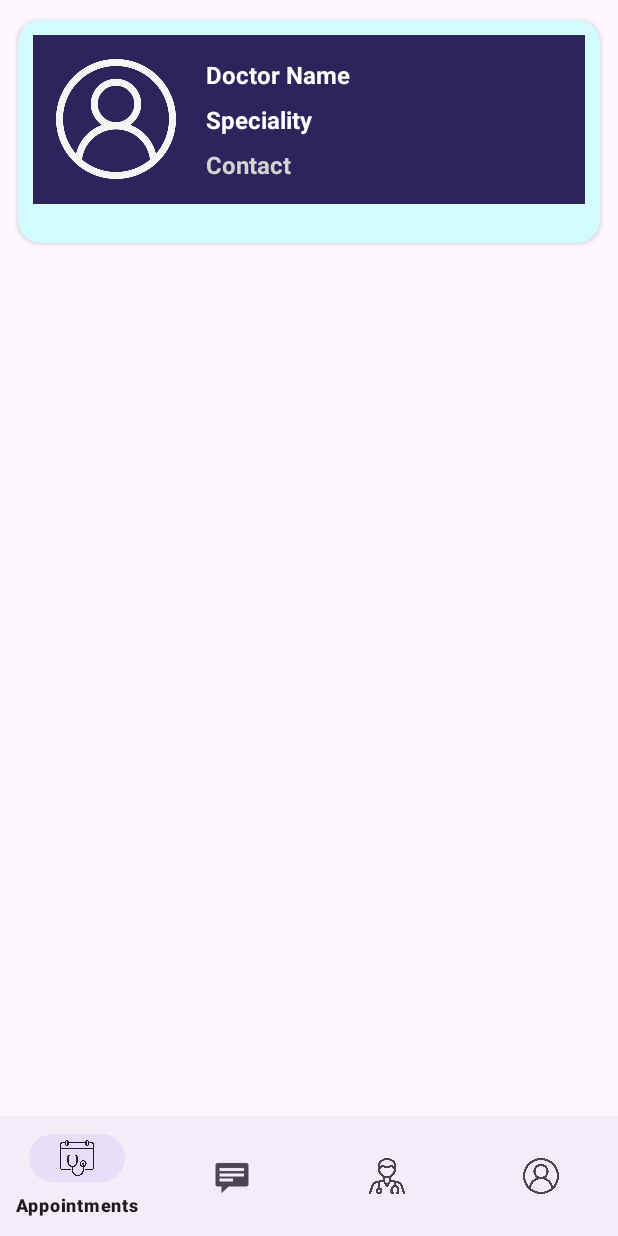
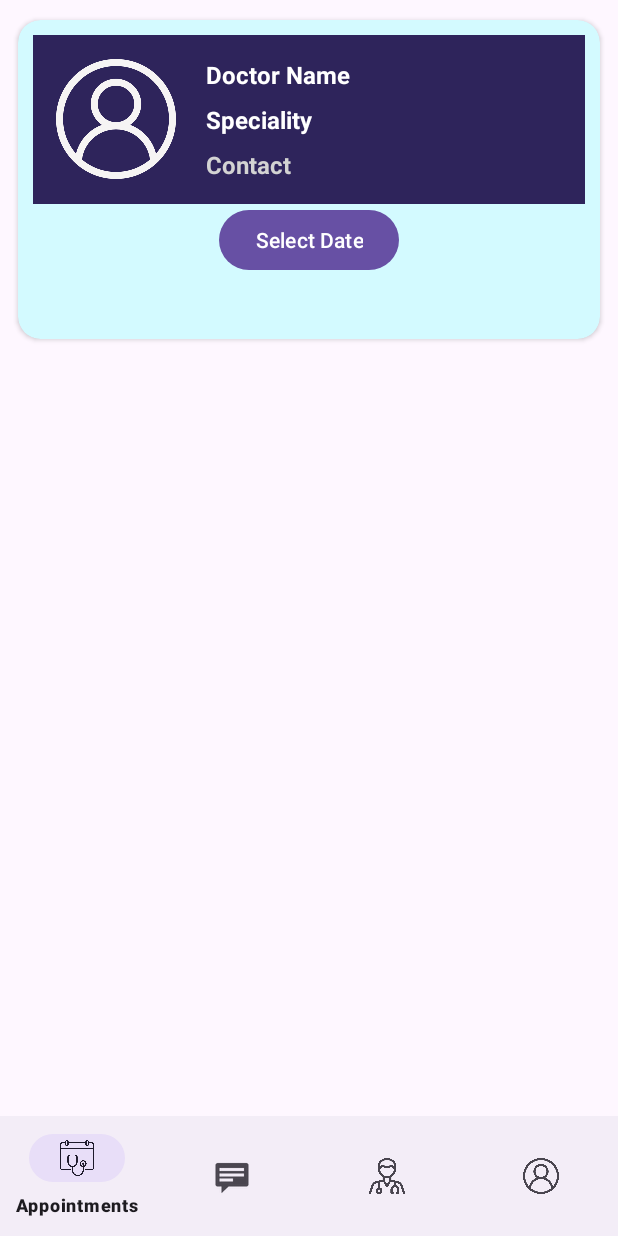
Before and after one commit to hack-09/Telemedicine, an Android app: the fragment DoctorDetailsFragment placed in its activity, on a phone screen of 412 x 824 dp. Run offline under Robolectric (Android 15) with nearby library versions, the light colour scheme and no system bars; our stand-ins replace Firebase (no records; nobody signed in at launch, a user with empty details on screens opened directly); 3 statements that could not run were skipped.

Commit message:
working on doctor list and appointment ui

```diff
--- a/app/src/main/java/com/example/telemedicine/models/Slot.java
+++ b/app/src/main/java/com/example/telemedicine/models/Slot.java
@@ -6,7 +6,7 @@ public class Slot {
     private String time;
     private boolean isBooked;
 
-    public Slot(String id, String time, boolean isBooked) {
+    public Slot(String id, String date, String time, boolean isBooked) {
         this.id = id;
         this.date = date;
         this.time = time;
--- a/app/src/main/java/com/example/telemedicine/patient/AppointmentsFragment.java
+++ b/app/src/main/java/com/example/telemedicine/patient/AppointmentsFragment.java
@@ -52,9 +52,7 @@ public class AppointmentsFragment extends Fragment implements AppointmentsAdapte
         userId = FirebaseAuth.getInstance().getCurrentUser().getUid();
 
         calendarView = view.findViewById(R.id.calendarView);
-        doctorRecyclerView = view.findViewById(R.id.doctorRecyclerView);
         appointmentsRecyclerView = view.findViewById(R.id.appointmentsRecyclerView);
-        slotsRecyclerView = view.findViewById(R.id.slotsRecyclerView);
         noAppointmentsText = view.findViewById(R.id.noAppointmentsText);
 
         // Set up RecyclerViews
@@ -264,7 +262,7 @@ public class AppointmentsFragment extends Fragment implements AppointmentsAdapte
                                 Boolean isBooked = (Boolean) slotData.get("isBooked");
 
                                 if (isBooked != null && !isBooked) {
-                                    Slot slot = new Slot(slotId, date, false);
+                                    Slot slot = new Slot(slotId, date, time,false);
                                     slots.add(slot);
                                 } else {
                                     Toast.makeText(getActivity(), "No available slots for this doctor.", Toast.LENGTH_SHORT).show();
--- a/app/src/main/res/layout/item_slot.xml
+++ b/app/src/main/res/layout/item_slot.xml
@@ -13,7 +13,7 @@
         android:id="@+id/bookSlotButton"
         android:layout_width="match_parent"
         android:layout_height="wrap_content"
-        android:backgroundTint="?android:attr/colorPrimary"
+        android:backgroundTint="@color/amp_dark_blue"
         android:clickable="false"
         android:text="Slot Time"
         android:textColor="@android:color/white"
--- a/app/src/main/res/layout/panel_doctor_details.xml
+++ b/app/src/main/res/layout/panel_doctor_details.xml
@@ -72,11 +72,30 @@
             </LinearLayout>
         </LinearLayout>
 
-    <androidx.recyclerview.widget.RecyclerView
-        android:id="@+id/slotsRecyclerView"
-        android:layout_width="match_parent"
-        android:layout_height="wrap_content"
-        android:paddingTop="16dp" />
+        <Button
+            android:id="@+id/datePickerButton"
+            android:layout_width="wrap_content"
+            android:layout_height="wrap_content"
+            android:text="Select Date"
+            android:layout_marginBottom="16dp"
+            android:layout_gravity="center" />
+
+        <androidx.recyclerview.widget.RecyclerView
+            android:id="@+id/slotsRecyclerView"
+            android:layout_width="match_parent"
+            android:layout_height="wrap_content"
+            android:paddingTop="16dp" />
+
+        <TextView
+            android:id="@+id/notAvailable"
+            android:layout_width="wrap_content"
+            android:layout_height="wrap_content"
+            android:layout_gravity="center_horizontal"
+            android:layout_marginBottom="20dp"
+            android:text="No slots available for the selected date."
+            android:textColor="#000000"
+            android:textStyle="bold"
+            android:visibility="gone" />
 
     </LinearLayout>
 </androidx.cardview.widget.CardView>
```
Also changed, not shown: app/src/main/java/com/example/telemedicine/models/SlotAdapter.java (added, +59 -0 lines), app/src/main/java/com/example/telemedicine/patient/DoctorDetailsFragment.java (+58 -4 lines), app/src/main/res/layout/fragment_appointments.xml (+0 -21 lines).
